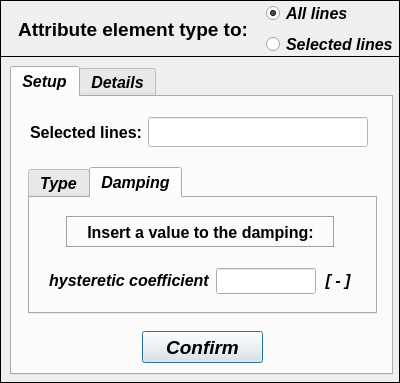
Above: data/user_input/ui/Model/Setup/Acoustic/acousticElementTypeInput.ui from open-pulse/OpenPulse before the change. Below: the same form after it.
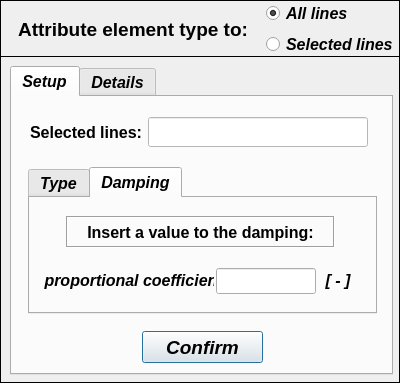
That is the form after the change. The open tabs and pages were chosen to show the change.

Commit message: replace "Hysteretic" with "Proportional" in acoustics #90.

Diff of the .ui file:
```diff
--- a/data/user_input/ui/Model/Setup/Acoustic/acousticElementTypeInput.ui
+++ b/data/user_input/ui/Model/Setup/Acoustic/acousticElementTypeInput.ui
@@ -415,7 +415,7 @@
          <bool>true</bool>
         </property>
         <property name="text">
-         <string>&lt;html&gt;&lt;head/&gt;&lt;body&gt;&lt;p align=&quot;center&quot;&gt;hysteretic coefficient&lt;/p&gt;&lt;/body&gt;&lt;/html&gt;</string>
+         <string>&lt;html&gt;&lt;head/&gt;&lt;body&gt;&lt;p align=&quot;center&quot;&gt;proportional coefficient&lt;/p&gt;&lt;/body&gt;&lt;/html&gt;</string>
         </property>
         <property name="alignment">
          <set>Qt::AlignCenter</set>
```
Left out of the diff: 4 changed lines with no effect on the pictures. The commit also changes 36 other files.
